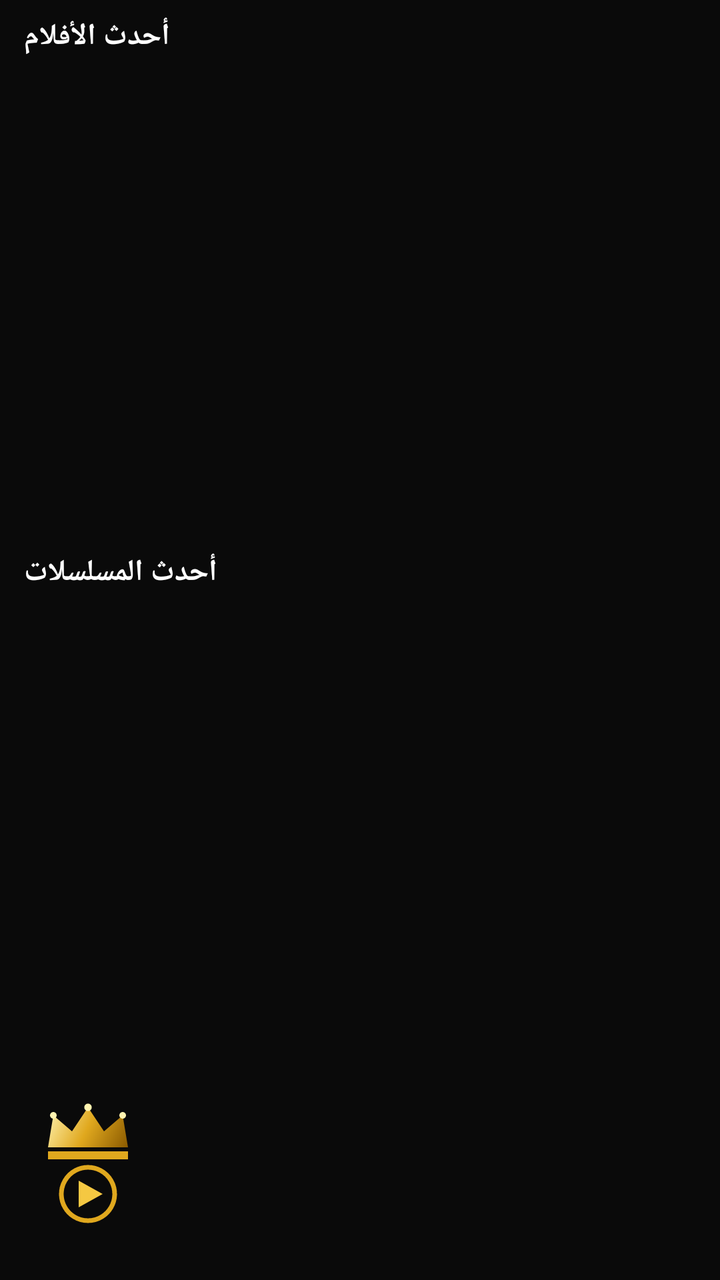
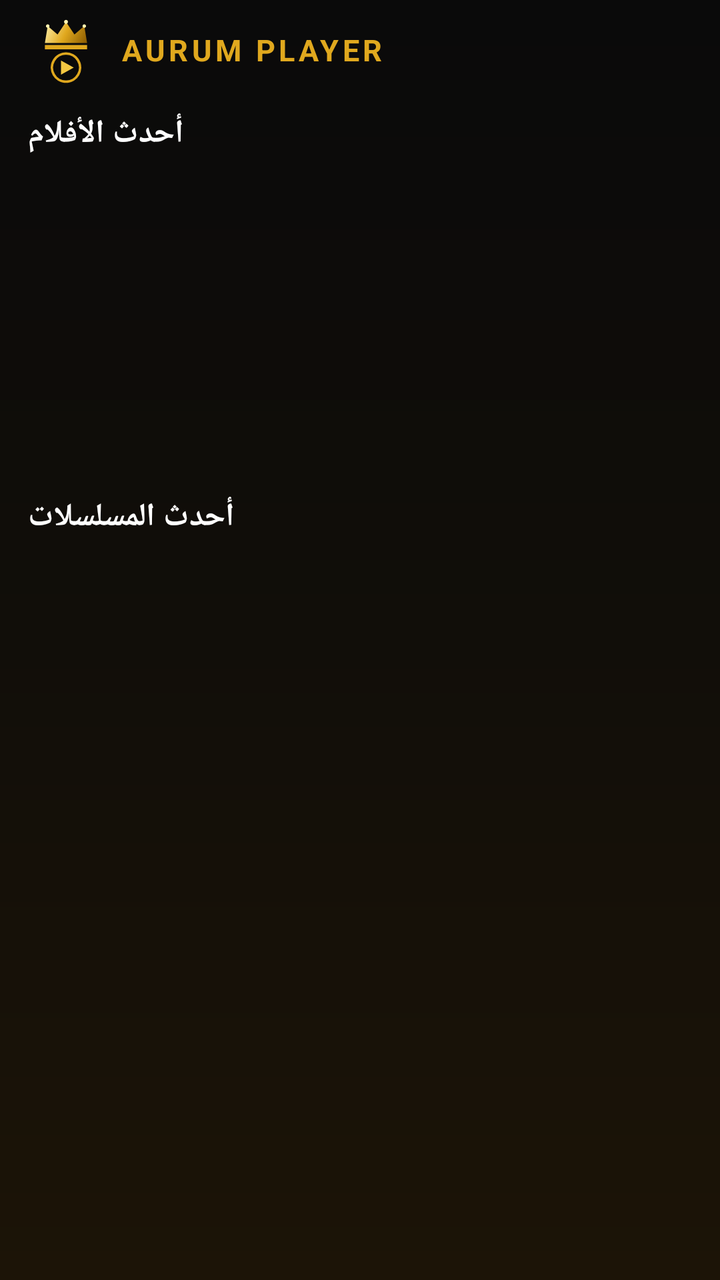

The first picture is an Android layout as it rendered before a commit; the second is the same layout after the commit. The layout source and the unified diff follow.
<!-- AndroidManifest.xml: application theme Theme.IPTVPlayer -->
<!-- res/layout/activity_home.xml -->
<?xml version="1.0" encoding="utf-8"?>
<LinearLayout xmlns:android="http://schemas.android.com/apk/res/android" android:layout_width="match_parent" android:layout_height="match_parent" android:background="#0A0A0A" android:orientation="vertical" android:paddingTop="8dp">
<TextView android:layout_width="wrap_content" android:layout_height="wrap_content" android:layout_marginHorizontal="12dp" android:text="أحدث الأفلام" android:textColor="#FFFFFF" android:textSize="15sp" android:textStyle="bold" />
<androidx.recyclerview.widget.RecyclerView android:id="@+id/rvMovies" android:layout_width="match_parent" android:layout_height="0dp" android:layout_weight="1" android:clipToPadding="false" android:paddingHorizontal="8dp" />
<TextView android:layout_width="wrap_content" android:layout_height="wrap_content" android:layout_marginHorizontal="12dp" android:text="أحدث المسلسلات" android:textColor="#FFFFFF" android:textSize="15sp" android:textStyle="bold" />
<androidx.recyclerview.widget.RecyclerView android:id="@+id/rvSeries" android:layout_width="match_parent" android:layout_height="0dp" android:layout_weight="1" android:clipToPadding="false" android:paddingHorizontal="8dp" />
<LinearLayout android:layout_width="match_parent" android:layout_height="wrap_content" android:gravity="center_vertical" android:orientation="horizontal" android:paddingHorizontal="8dp">
<ImageView android:id="@+id/ivLogo" android:layout_width="72dp" android:layout_height="72dp" android:src="@drawable/ic_logo" />
<HorizontalScrollView android:layout_width="0dp" android:layout_height="wrap_content" android:layout_weight="1" android:scrollbars="none">
<LinearLayout android:id="@+id/buttonsContainer" android:layout_width="wrap_content" android:layout_height="wrap_content" android:orientation="horizontal" />
</HorizontalScrollView>
</LinearLayout>
<TextView android:id="@+id/tvExpiry" android:layout_width="match_parent" android:layout_height="wrap_content" android:gravity="center" android:paddingBottom="6dp" android:textColor="#888888" android:textSize="13sp" />
</LinearLayout>
<!-- resources referenced by this layout -->
<resources>
  <!-- drawable ic_logo (drawable) -->
  <?xml version="1.0" encoding="utf-8"?>
  <vector xmlns:android="http://schemas.android.com/apk/res/android" xmlns:aapt="http://schemas.android.com/aapt" android:width="108dp" android:height="108dp" android:viewportWidth="108" android:viewportHeight="108">
  <path android:pathData="M24,44 L28,20 L42,32 L54,14 L66,32 L80,20 L84,44 Z">
  <aapt:attr name="android:fillColor"><gradient android:startX="24" android:startY="14" android:endX="84" android:endY="44" android:type="linear"><item android:offset="0" android:color="#FFF3B0"/><item android:offset="0.5" android:color="#E0A81E"/><item android:offset="1" android:color="#8A5A00"/></gradient></aapt:attr>
  </path>
  <path android:fillColor="#E0A81E" android:pathData="M24,47 H84 V53 H24 Z"/>
  <path android:strokeColor="#E0A81E" android:strokeWidth="3.5" android:pathData="M54,59 A20,20 0 1,1 53.99,59 Z"/>
  <path android:fillColor="#F5C842" android:pathData="M47,69 L47,89 L65,79 Z"/>
  <path android:fillColor="#FFF3B0" android:pathData="M28,17.5 a2.5,2.5 0 1,0 0.01,0 Z"/>
  <path android:fillColor="#FFF3B0" android:pathData="M54,11.2 a2.8,2.8 0 1,0 0.01,0 Z"/>
  <path android:fillColor="#FFF3B0" android:pathData="M80,17.5 a2.5,2.5 0 1,0 0.01,0 Z"/>
  </vector>
  <style name="Theme.IPTVPlayer" parent="Theme.MaterialComponents.DayNight.NoActionBar">
          <item name="colorPrimary">@color/accent_primary</item>
          <item name="colorPrimaryVariant">@color/accent_secondary</item>
          <item name="colorOnPrimary">@color/bg_primary</item>
          <item name="colorSecondary">@color/accent_primary</item>
          <item name="colorOnSecondary">@color/bg_primary</item>
          <item name="android:colorBackground">@color/bg_primary</item>
          <item name="colorSurface">@color/bg_surface</item>
          <item name="colorOnSurface">@color/text_primary</item>
          <item name="android:statusBarColor">@color/bg_surface</item>
          <item name="android:navigationBarColor">@color/bg_primary</item>
          <item name="android:windowBackground">@color/bg_primary</item>
          
          <item name="android:textColorPrimary">@color/text_primary</item>
          <item name="android:textColorSecondary">@color/text_secondary</item>
          <item name="android:editTextColor">@color/text_primary</item>
          <item name="android:textColorHint">@color/text_hint</item>
          
          <item name="materialAlertDialogTheme">@style/DarkAlertDialog</item>
      </style>
  <color name="accent_primary">#FF00E676</color>
  <color name="accent_secondary">#FF00C853</color>
  <color name="bg_primary">#FF121212</color>
  <color name="bg_surface">#FF1E1E1E</color>
  <color name="text_primary">#FFFFFFFF</color>
  <color name="text_secondary">#FFB0B0B0</color>
  <color name="text_hint">#FF757575</color>
  <style name="DarkAlertDialog" parent="ThemeOverlay.MaterialComponents.MaterialAlertDialog">
          <item name="colorSurface">@color/bg_surface</item>
          <item name="colorOnSurface">@color/text_primary</item>
          <item name="android:background">@color/bg_surface</item>
          <item name="buttonBarPositiveButtonStyle">@style/AccentButtonStyle</item>
      </style>
  <style name="AccentButtonStyle" parent="Widget.MaterialComponents.Button.TextButton.Dialog">
          <item name="android:textColor">@color/accent_primary</item>
      </style>
</resources>

<!-- the commit's change to res/layout/activity_home.xml (unified diff, before → after) -->
@@ -1,14 +1,17 @@
 <?xml version="1.0" encoding="utf-8"?>
-<LinearLayout xmlns:android="http://schemas.android.com/apk/res/android" android:layout_width="match_parent" android:layout_height="match_parent" android:background="#0A0A0A" android:orientation="vertical" android:paddingTop="8dp">
-<TextView android:layout_width="wrap_content" android:layout_height="wrap_content" android:layout_marginHorizontal="12dp" android:text="أحدث الأفلام" android:textColor="#FFFFFF" android:textSize="15sp" android:textStyle="bold" />
-<androidx.recyclerview.widget.RecyclerView android:id="@+id/rvMovies" android:layout_width="match_parent" android:layout_height="0dp" android:layout_weight="1" android:clipToPadding="false" android:paddingHorizontal="8dp" />
-<TextView android:layout_width="wrap_content" android:layout_height="wrap_content" android:layout_marginHorizontal="12dp" android:text="أحدث المسلسلات" android:textColor="#FFFFFF" android:textSize="15sp" android:textStyle="bold" />
-<androidx.recyclerview.widget.RecyclerView android:id="@+id/rvSeries" android:layout_width="match_parent" android:layout_height="0dp" android:layout_weight="1" android:clipToPadding="false" android:paddingHorizontal="8dp" />
-<LinearLayout android:layout_width="match_parent" android:layout_height="wrap_content" android:gravity="center_vertical" android:orientation="horizontal" android:paddingHorizontal="8dp">
-<ImageView android:id="@+id/ivLogo" android:layout_width="72dp" android:layout_height="72dp" android:src="@drawable/ic_logo" />
-<HorizontalScrollView android:layout_width="0dp" android:layout_height="wrap_content" android:layout_weight="1" android:scrollbars="none">
-<LinearLayout android:id="@+id/buttonsContainer" android:layout_width="wrap_content" android:layout_height="wrap_content" android:orientation="horizontal" />
-</HorizontalScrollView>
+<LinearLayout xmlns:android="http://schemas.android.com/apk/res/android" android:layout_width="match_parent" android:layout_height="match_parent" android:background="@drawable/bg_app_gradient" android:orientation="vertical">
+<LinearLayout android:layout_width="match_parent" android:layout_height="wrap_content" android:gravity="center_vertical" android:orientation="horizontal" android:paddingStart="14dp" android:paddingEnd="14dp" android:paddingTop="6dp">
+<ImageView android:id="@+id/ivLogo" android:layout_width="38dp" android:layout_height="38dp" android:src="@drawable/ic_logo" />
+<TextView android:layout_width="0dp" android:layout_height="wrap_content" android:layout_marginStart="8dp" android:layout_weight="1" android:letterSpacing="0.12" android:text="AURUM PLAYER" android:textColor="#E0A81E" android:textSize="15sp" android:textStyle="bold" />
+<TextView android:id="@+id/tvExpiry" android:layout_width="wrap_content" android:layout_height="wrap_content" android:textColor="#99FFFFFF" android:textSize="12sp" />
 </LinearLayout>
-<TextView android:id="@+id/tvExpiry" android:layout_width="match_parent" android:layout_height="wrap_content" android:gravity="center" android:paddingBottom="6dp" android:textColor="#888888" android:textSize="13sp" />
+<HorizontalScrollView android:layout_width="match_parent" android:layout_height="wrap_content" android:scrollbars="none"><LinearLayout android:id="@+id/buttonsContainer" android:layout_width="wrap_content" android:layout_height="wrap_content" android:orientation="horizontal" android:paddingStart="8dp" android:paddingEnd="8dp" android:paddingTop="6dp" android:paddingBottom="6dp" /></HorizontalScrollView>
+<androidx.core.widget.NestedScrollView android:layout_width="match_parent" android:layout_height="0dp" android:layout_weight="1">
+<LinearLayout android:layout_width="match_parent" android:layout_height="wrap_content" android:orientation="vertical">
+<TextView android:layout_width="wrap_content" android:layout_height="wrap_content" android:layout_marginStart="14dp" android:layout_marginEnd="14dp" android:text="أحدث الأفلام" android:textColor="#FFFFFF" android:textSize="16sp" android:textStyle="bold" />
+<androidx.recyclerview.widget.RecyclerView android:id="@+id/rvMovies" android:layout_width="match_parent" android:layout_height="170dp" android:clipToPadding="false" android:paddingStart="9dp" android:paddingEnd="9dp" android:paddingTop="6dp" android:paddingBottom="6dp" />
+<TextView android:layout_width="wrap_content" android:layout_height="wrap_content" android:layout_marginStart="14dp" android:layout_marginEnd="14dp" android:text="أحدث المسلسلات" android:textColor="#FFFFFF" android:textSize="16sp" android:textStyle="bold" />
+<androidx.recyclerview.widget.RecyclerView android:id="@+id/rvSeries" android:layout_width="match_parent" android:layout_height="170dp" android:clipToPadding="false" android:paddingStart="9dp" android:paddingEnd="9dp" android:paddingTop="6dp" android:paddingBottom="6dp" />
 </LinearLayout>
+</androidx.core.widget.NestedScrollView>
+</LinearLayout>
<!-- resource entries referenced after the edit -->
@@ -1,5 +1,8 @@
 <!-- resources referenced by this layout -->
 <resources>
+  <!-- drawable bg_app_gradient (drawable) -->
+  <?xml version="1.0" encoding="utf-8"?>
+  <shape xmlns:android="http://schemas.android.com/apk/res/android" android:shape="rectangle"><gradient android:angle="270" android:startColor="#0A0A0A" android:centerColor="#110E09" android:endColor="#1C1407" /></shape>
   <!-- drawable ic_logo (drawable) -->
   <?xml version="1.0" encoding="utf-8"?>
   <vector xmlns:android="http://schemas.android.com/apk/res/android" xmlns:aapt="http://schemas.android.com/aapt" android:width="108dp" android:height="108dp" android:viewportWidth="108" android:viewportHeight="108">
